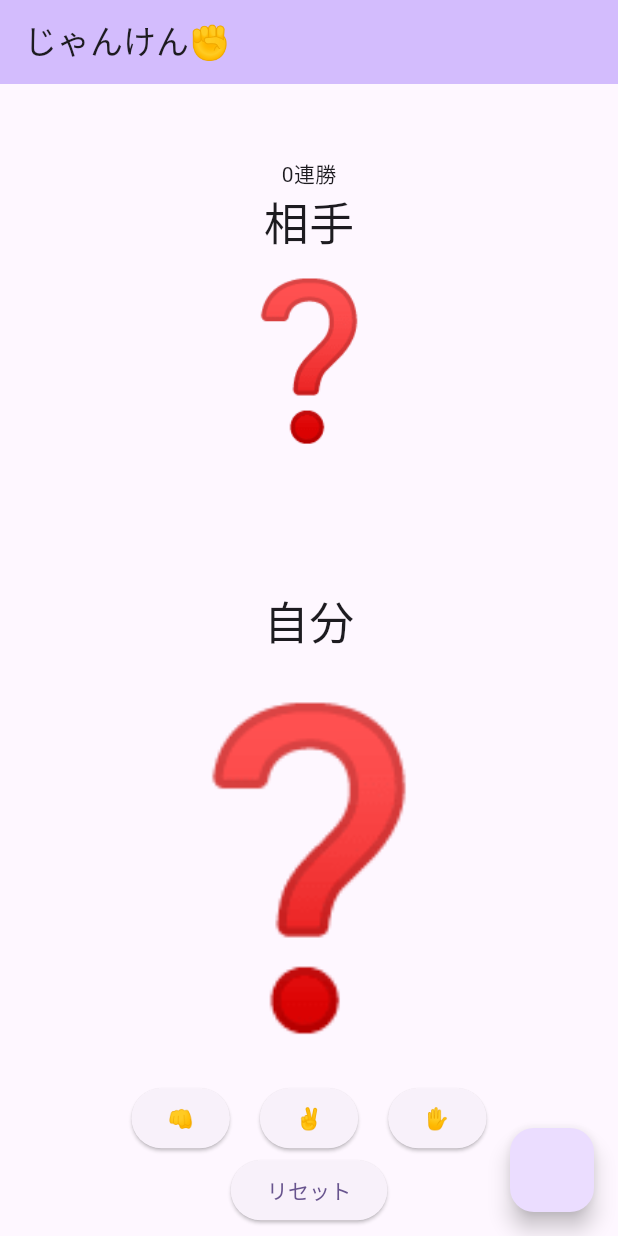
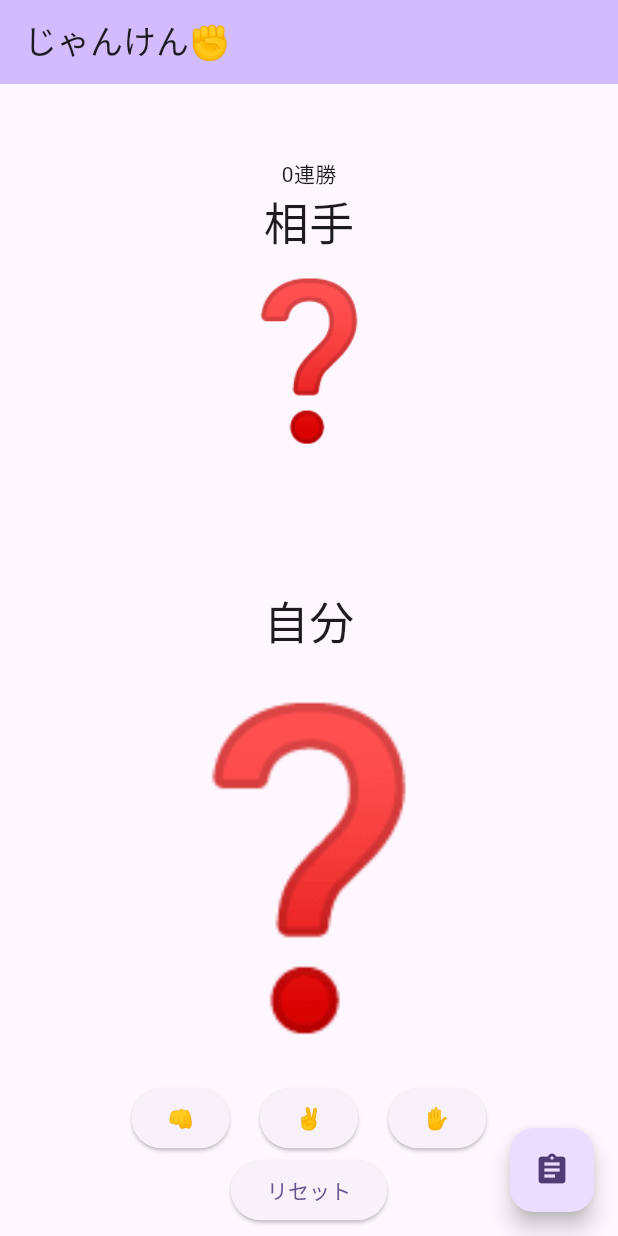
Before and after one commit to powerninja/flutterDev_janken_game, a Flutter app: the screen it shows after launch, on a phone screen of 412 x 824 dp. Run offline on Flutter 3.47's test engine with Material 3 defaults, Android fonts, the phone set to English and light mode, and no system bars; our stand-ins replace firebase_core, sqflite; accounts and stored records are empty.

Commit message:
floatingActionButtonにIcon追加

```diff
--- a/lib/main.dart
+++ b/lib/main.dart
@@ -180,12 +180,17 @@ class _MyHomePageState extends State<MyHomePage> {
           ],
         ),
       ),
-      floatingActionButton: FloatingActionButton(onPressed: () {
-        Navigator.push(
-          context,
-          MaterialPageRoute(builder: (context) => ResultPage()),
-        );
-      }),
+      floatingActionButton: FloatingActionButton(
+        onPressed: () {
+          Navigator.push(
+            context,
+            MaterialPageRoute(builder: (context) => ResultPage()),
+          );
+        },
+        child: const Icon(
+          Icons.assignment,
+        ),
+      ),
     );
   }
 }
```
